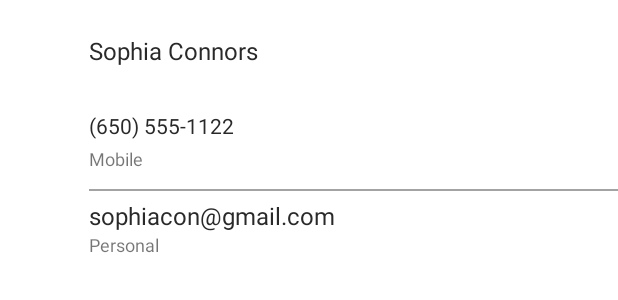
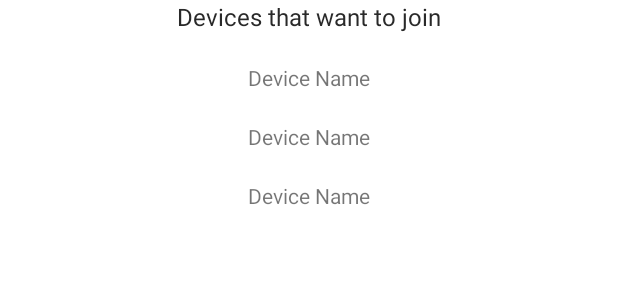
Before and after one commit to lenavollmer/GeZuMi, an Android app: the layout bottom_sheet_host.xml on its own in the app's theme, with its tools: preview values and no code run, on a phone screen of 412 x 824 dp. Shown: the top 300 px of the screen. Run offline under Robolectric (Android 15) with nearby library versions, the phone set to English and light mode, and no system bars.

Commit message:
added bottom sheet and joining behaviour

```diff
--- a/app/src/main/java/de/htw/gezumi/ClientFragment.kt
+++ b/app/src/main/java/de/htw/gezumi/ClientFragment.kt
@@ -68,7 +68,6 @@ class ClientFragment : Fragment() {
 
     override fun onPause() {
         super.onPause()
-        //deviceListAdapter.clear() should we really clear all bluetooth devices here?
         // TODO maybe stop bluetooth scanning or smth
         updateBtDeviceListAdapter()
     }
--- a/app/src/main/res/layout/bottom_sheet_host.xml
+++ b/app/src/main/res/layout/bottom_sheet_host.xml
@@ -1,5 +1,5 @@
 <?xml version="1.0" encoding="utf-8"?>
-<layout xmlns:android="http://schemas.android.com/apk/res/android" xmlns:app="http://schemas.android.com/apk/res-auto">
+<layout xmlns:android="http://schemas.android.com/apk/res/android" xmlns:app="http://schemas.android.com/apk/res-auto" xmlns:tools="http://schemas.android.com/tools">
     <androidx.constraintlayout.widget.ConstraintLayout
             android:layout_width="match_parent"
             android:layout_height="wrap_content"
@@ -10,100 +10,28 @@
             app:behavior_peekHeight="60dp"
             app:layout_behavior="com.google.android.material.bottomsheet.BottomSheetBehavior">
 
-        <ImageView
-                android:id="@+id/imageView"
-                android:layout_width="35dp"
-                android:layout_height="35dp"
-                android:layout_marginStart="16dp"
-                android:layout_marginTop="16dp"
+        <TextView
+                android:id="@+id/header"
+                android:layout_width="wrap_content"
+                android:layout_height="wrap_content"
+                android:text="@string/devices_join"
+                android:textColor="#292929"
+                android:textSize="16sp"
                 app:layout_constraintStart_toStartOf="parent"
                 app:layout_constraintTop_toTopOf="parent"
-        />
+                app:layout_constraintEnd_toEndOf="parent"/>
 
-        <TextView
-                android:id="@+id/textView"
+        <androidx.recyclerview.widget.RecyclerView
+                android:id="@+id/players_to_join"
                 android:layout_width="wrap_content"
                 android:layout_height="wrap_content"
-                android:layout_marginStart="8dp"
-                android:text="Sophia Connors"
-                android:textColor="#292929"
-                android:textSize="16sp"
-                app:layout_constraintBottom_toBottomOf="@+id/imageView"
-                app:layout_constraintStart_toEndOf="@+id/imageView"
-                app:layout_constraintTop_toTopOf="@+id/imageView" />
-
-        <ImageView
-                android:id="@+id/imageView2"
-                android:layout_width="wrap_content"
-                android:layout_height="wrap_content"
-                android:layout_marginStart="16dp"
-                android:layout_marginTop="32dp"
+                android:scrollbars="vertical"
+                app:layout_constraintBottom_toBottomOf="parent"
                 app:layout_constraintStart_toStartOf="parent"
-                app:layout_constraintTop_toBottomOf="@+id/imageView"
-        />
-
-        <TextView
-                android:id="@+id/textView2"
-                android:layout_width="wrap_content"
-                android:layout_height="wrap_content"
-                android:layout_marginStart="8dp"
-                android:text="(650) 555-1122"
-                android:textColor="#292929"
-                android:textSize="14sp"
-                app:layout_constraintBottom_toBottomOf="@+id/imageView2"
-                app:layout_constraintStart_toEndOf="@+id/imageView"
-                app:layout_constraintTop_toTopOf="@+id/imageView2" />
-
-        <TextView
-                android:id="@+id/textView3"
-                android:layout_width="wrap_content"
-                android:layout_height="wrap_content"
-                android:layout_marginTop="4dp"
-                android:text="Mobile"
-                android:textSize="12sp"
-                app:layout_constraintStart_toStartOf="@+id/textView2"
-                app:layout_constraintTop_toBottomOf="@+id/textView2" />
-
-        <View
-                android:id="@+id/view"
-                android:layout_width="wrap_content"
-                android:layout_height="1dp"
-                android:layout_marginTop="12dp"
-                android:background="#A3A3A3"
                 app:layout_constraintEnd_toEndOf="parent"
-                app:layout_constraintHorizontal_bias="0.0"
-                app:layout_constraintStart_toStartOf="@+id/textView3"
-                app:layout_constraintTop_toBottomOf="@+id/textView3" />
-
-        <ImageView
-                android:id="@+id/imageView3"
-                android:layout_width="wrap_content"
-                android:layout_height="wrap_content"
-                android:layout_marginStart="16dp"
-                android:layout_marginTop="16dp"
-                app:layout_constraintStart_toStartOf="parent"
-                app:layout_constraintTop_toBottomOf="@+id/view"
-        />
-
-        <TextView
-                android:id="@+id/textView4"
-                android:layout_width="wrap_content"
-                android:layout_height="wrap_content"
-                android:text="sophiacon@gmail.com"
-                android:textColor="#292929"
-                android:textSize="16sp"
-                app:layout_constraintBottom_toBottomOf="@+id/imageView3"
-                app:layout_constraintStart_toStartOf="@+id/view"
-                app:layout_constraintTop_toTopOf="@+id/imageView3" />
-
-        <TextView
-                android:id="@+id/textView5"
-                android:layout_width="wrap_content"
-                android:layout_height="wrap_content"
-                android:text="Personal"
-                android:textSize="12sp"
-                app:layout_constraintStart_toStartOf="@+id/textView4"
-                app:layout_constraintTop_toBottomOf="@+id/textView4" />
+                app:layoutManager="androidx.recyclerview.widget.LinearLayoutManager"
+                tools:listitem="@layout/item_player"
+                app:layout_constraintTop_toTopOf="parent" android:layout_marginTop="32dp"/>
 
     </androidx.constraintlayout.widget.ConstraintLayout>
 </layout>
--- a/app/src/main/res/layout/fragment_host.xml
+++ b/app/src/main/res/layout/fragment_host.xml
@@ -9,8 +9,8 @@
 
         <androidx.recyclerview.widget.RecyclerView
                 android:id="@+id/recycler_players"
-                android:layout_width="0dp"
-                android:layout_height="0dp"
+                android:layout_width="match_parent"
+                android:layout_height="match_parent"
                 android:scrollbars="vertical"
                 app:layout_constraintBottom_toBottomOf="parent"
                 app:layout_constraintStart_toStartOf="parent"
--- a/app/src/main/res/values/strings.xml
+++ b/app/src/main/res/values/strings.xml
@@ -18,5 +18,8 @@
     <string name="hello_blank_fragment">Hello blank fragment</string>
     <string name="client_label">Join</string>
     <string name="scan">Scan</string>
+    <string name="devices_join">Devices that want to join</string>
+    <string name="approve">Approve</string>
+    <string name="decline">Decline</string>
 
 </resources>
```
Also changed, not shown: app/src/main/java/de/htw/gezumi/HostFragment.kt (+28 -18 lines), app/src/main/java/de/htw/gezumi/adapter/ConnectedPlayerDeviceAdapter.kt (added, +56 -0 lines), app/src/main/res/layout/bottom_sheet_item.xml (added, +40 -0 lines).
